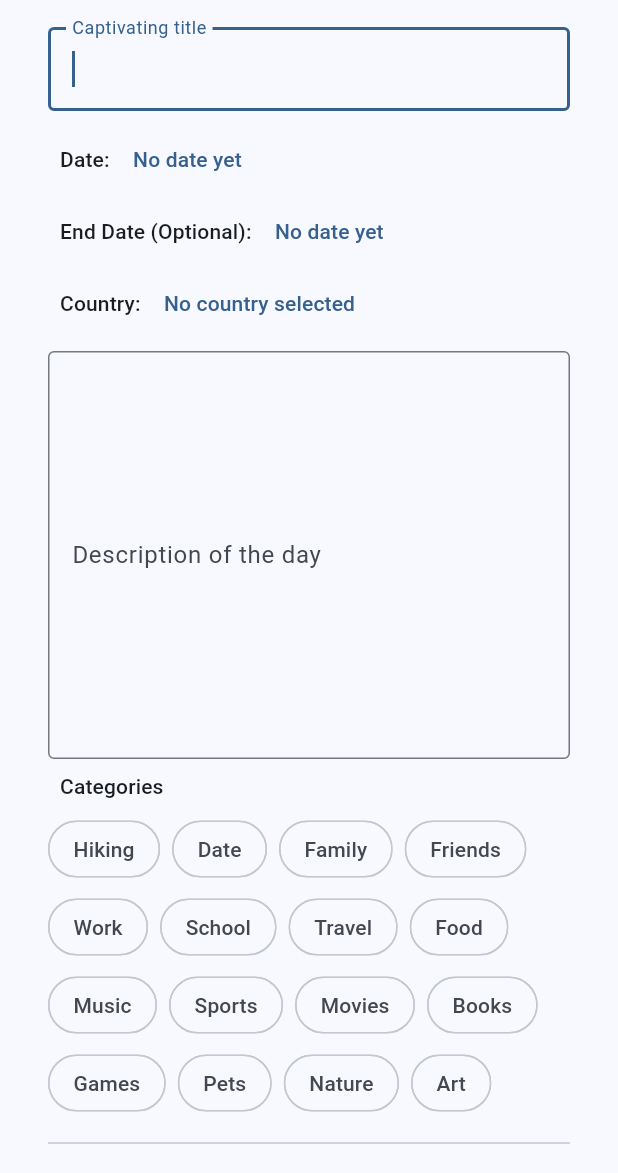
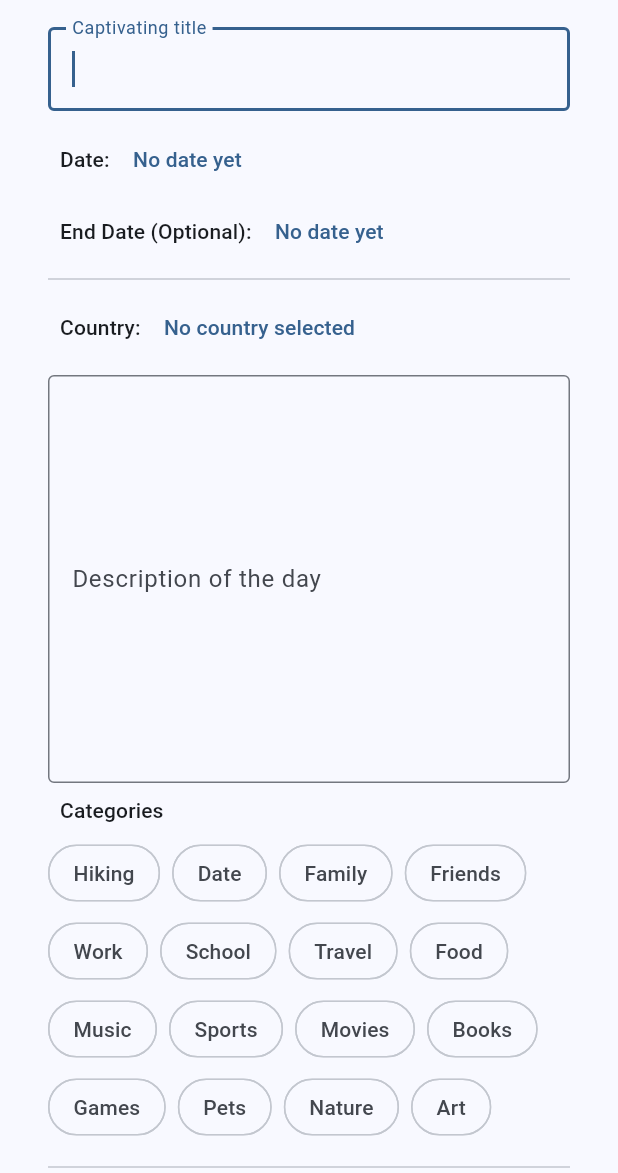
Before and after one commit to anleac/coconut_chronicles, a Flutter app: the screen it shows after launch, on a phone screen of 412 x 824 dp, the part 63-1236 px from its top. Run offline on Flutter 3.47's test engine with Material 2 defaults, Android fonts, the phone set to English and light mode, and no system bars; our stand-ins replace country_picker, flutter_secure_storage, package_info_plus, permission_handler, shared_preferences; missing offline and left inert: encrypt.

Commit message:
More updates

```diff
--- a/lib/widgets/entry_form/chronicle_entry_form.dart
+++ b/lib/widgets/entry_form/chronicle_entry_form.dart
@@ -3,7 +3,7 @@ import 'package:coconut_chronicles/core/models/entry_model.dart';
 import 'package:coconut_chronicles/core/storage/entry_storage.dart';
 import 'package:coconut_chronicles/widgets/entry_form/inputs/chip_categories.dart';
 import 'package:coconut_chronicles/widgets/entry_form/inputs/country_selector.dart';
-import 'package:coconut_chronicles/widgets/entry_form/inputs/date_selector.dart';
+import 'package:coconut_chronicles/widgets/entry_form/inputs/date_selectors.dart';
 import 'package:coconut_chronicles/widgets/dialogues/confirmation_dialogue_builder.dart';
 import 'package:coconut_chronicles/widgets/entry_form/inputs/description_text_field.dart';
 import 'package:coconut_chronicles/widgets/entry_form/inputs/indented_category_text.dart';
@@ -29,7 +29,8 @@ class _ChronicleEntryFormState extends State<ChronicleEntryForm> {
         const SizedBox(height: 4),
         const TitleTextField(),
         const SizedBox(height: 8),
-        const DateSelector(),
+        const DateSelectors(),
+        const Divider(),
         const CountrySelector(),
         const SizedBox(height: 8),
         const DescriptionTextField(),
--- a/lib/widgets/entry_form/inputs/date_selector.dart
+++ b/lib/widgets/entry_form/inputs/date_selectors.dart
@@ -5,14 +5,14 @@ import 'package:coconut_chronicles/widgets/entry_form/inputs/validation_error_te
 import 'package:flutter/material.dart';
 import 'package:scoped_model/scoped_model.dart';
 
-class DateSelector extends StatefulWidget {
-  const DateSelector({Key? key}) : super(key: key);
+class DateSelectors extends StatefulWidget {
+  const DateSelectors({Key? key}) : super(key: key);
 
   @override
-  State<DateSelector> createState() => _DateSelectorState();
+  State<DateSelectors> createState() => _DateSelectorsState();
 }
 
-class _DateSelectorState extends State<DateSelector> {
+class _DateSelectorsState extends State<DateSelectors> {
   // Adhoc values I believe should be sufficient for any journaling.
   static final DateTime _earliestDate = DateTime(2000);
   static final DateTime _latestDate = DateTime.now().add(const Duration(days: 31));
```
